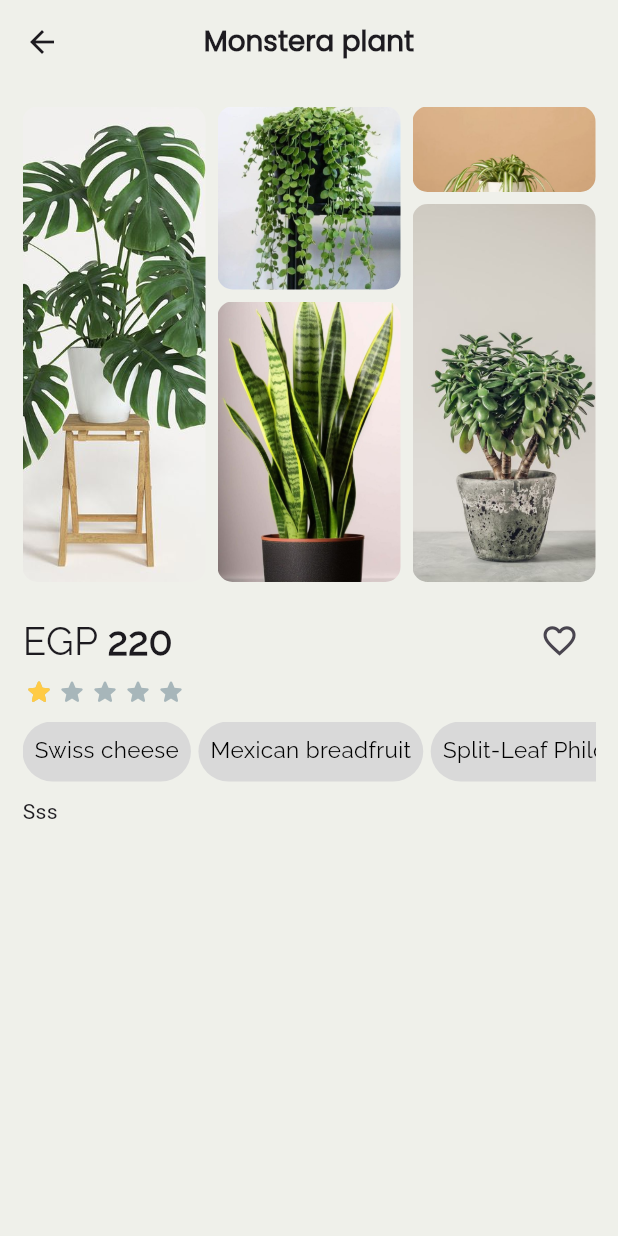
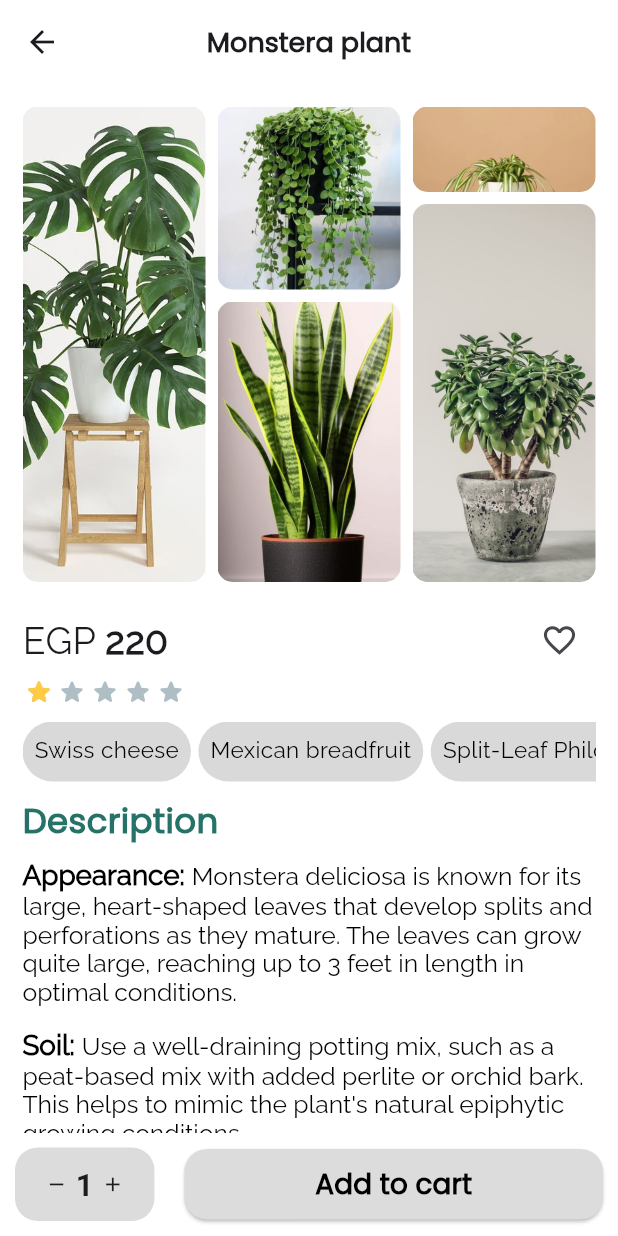
Before and after one commit to MalekYasser26/plant_it, a Flutter app: the DescriptionView screen opened directly, on a phone screen of 412 x 824 dp. Run offline on Flutter 3.47's test engine with Material 3 defaults, Android fonts, the phone set to English and light mode, and no system bars; drawn by our look-alikes of flutter_rating_stars; our stand-ins replace bloc, flutter_bloc, google_fonts; project files that could hold a hidden picture were left out.

Commit message:
other half of description_view done

```diff
--- a/lib/features/description/presentation/views/description_view.dart
+++ b/lib/features/description/presentation/views/description_view.dart
@@ -2,6 +2,7 @@ import 'package:flutter/material.dart';
 import 'package:flutter_rating_stars/flutter_rating_stars.dart';
 import 'package:plant_it/constants/constants.dart';
 import 'package:plant_it/features/description/presentation/views/widgets/category_container.dart';
+import 'package:plant_it/features/description/presentation/views/widgets/description_section.dart';
 import 'package:plant_it/features/description/presentation/views/widgets/plant_images_description.dart';
 
 class DescriptionView extends StatefulWidget {
@@ -14,48 +15,60 @@ class DescriptionView extends StatefulWidget {
 class _DescriptionViewState extends State<DescriptionView> {
   bool isPressed = false;
   double value = 1;
-  List<String> categories =[
+  int quantity = 1;
+  List<String> categories = [
     "Swiss cheese",
     "Mexican breadfruit",
     "Split-Leaf Philodendron",
     "Monstera deliciosa",
   ];
+
   @override
   Widget build(BuildContext context) {
     return SafeArea(
       child: Scaffold(
-        backgroundColor: AppColors.basicallyWhite,
+        backgroundColor: Colors.white,
         appBar: AppBar(
-          backgroundColor: AppColors.basicallyWhite,
-          title: Text(
+          backgroundColor: Colors.white,
+          title: const Text(
             "Monstera plant",
             style: TextStyle(
               fontFamily: "Poppins",
               fontWeight: FontWeight.bold,
-              fontSize: getResponsiveSize(context, fontSize: 18),
+              fontSize: 18,
             ),
           ),
           centerTitle: true,
         ),
-        body: Padding(
+        body: Column(
+          children: [
+            Expanded(
+              child: SingleChildScrollView(
+                physics: const BouncingScrollPhysics(),
                 padding: const EdgeInsets.all(15.0),
                 child: Column(
                   crossAxisAlignment: CrossAxisAlignment.start,
                   children: [
                     const PlantImagesDescriptionWidget(),
-              const SizedBox(height: 15,),
+                    const SizedBox(height: 15),
                     Row(
                       children: [
-                  Text("EGP ", style: TextStyle(
+                        const Text(
+                          "EGP ",
+                          style: TextStyle(
                             fontFamily: "Raleway",
-                    fontSize: getResponsiveSize(context, fontSize: 25),
+                            fontSize: 25,
                             fontWeight: FontWeight.w300,
-                  ),),
-                  Text("220 ", style: TextStyle(
+                          ),
+                        ),
+                        const Text(
+                          "220 ",
+                          style: TextStyle(
                             fontFamily: "Raleway",
-                    fontSize: getResponsiveSize(context, fontSize: 25),
+                            fontSize: 25,
                             fontWeight: FontWeight.bold,
-                  ),),
+                          ),
+                        ),
                         const Spacer(),
                         IconButton(
                           onPressed: () {
@@ -63,16 +76,16 @@ class _DescriptionViewState extends State<DescriptionView> {
                             setState(() {});
                           },
                           icon: isPressed
-                        ? Icon(
+                              ? const Icon(
                                   Icons.favorite,
                                   color: Colors.red,
-                      size: getResponsiveSize(context, fontSize: 25),
+                                  size: 25,
                                 )
-                        : Icon(
+                              : const Icon(
                                   Icons.favorite_border,
-                      size: getResponsiveSize(context, fontSize: 25),
+                                  size: 25,
                                 ),
-                  )
+                        ),
                       ],
                     ),
                     RatingStars(
@@ -89,29 +102,141 @@ class _DescriptionViewState extends State<DescriptionView> {
                       starSpacing: 2,
                       valueLabelVisibility: false,
                       animationDuration: const Duration(milliseconds: 1000),
-                valueLabelPadding:
-                const EdgeInsets.symmetric(vertical: 1, horizontal: 8),
+                      valueLabelPadding: const EdgeInsets.symmetric(
+                          vertical: 1, horizontal: 8),
                       valueLabelMargin: const EdgeInsets.only(right: 8),
                       starOffColor: Colors.blueGrey.withOpacity(0.5),
                       starColor: const Color(0xFFFFCB45),
                       angle: 12,
                     ),
-              const SizedBox(height: 10,),
+                    const SizedBox(
+                      height: 10,
+                    ),
                     SizedBox(
                       height: 40,
                       child: ListView.separated(
                         physics: const BouncingScrollPhysics(),
-                  separatorBuilder: (context, index) => const SizedBox(width: 5,),
+                        separatorBuilder: (context, index) => const SizedBox(
+                          width: 5,
+                        ),
                         scrollDirection: Axis.horizontal,
                         shrinkWrap: true,
-                  itemBuilder: (context, index) =>  CategoryContainer(text: categories[index]),
+                        itemBuilder: (context, index) =>
+                            CategoryContainer(text: categories[index]),
                         itemCount: 4,
                       ),
                     ),
-              const SizedBox(height: 10,),
-              const Text("Sss"),
+                    const SizedBox(
+                      height: 10,
+                    ),
+                    const DescriptionSection(
+                      title: "Description",
+                      subfields: [
+                        {
+                          "header": "Appearance: ",
+                          "description":
+                              "Monstera deliciosa is known for its large, heart-shaped leaves that develop splits and perforations as they mature. The leaves can grow quite large, reaching up to 3 feet in length in optimal conditions."
+                        },
+                        {
+                          "header": "Soil: ",
+                          "description":
+                              "Use a well-draining potting mix, such as a peat-based mix with added perlite or orchid bark. This helps to mimic the plant's natural epiphytic growing conditions."
+                        },
+                        {
+                          "header": "Appearance: ",
+                          "description":
+                              "Monstera deliciosa is known for its large, heart-shaped leaves that develop splits and perforations as they mature. The leaves can grow quite large, reaching up to 3 feet in length in optimal conditions."
+                        },
+                        {
+                          "header": "Growth Habit: ",
+                          "description":
+                              "This plant is a climbing vine in its natural habitat, using aerial roots to anchor itself to trees. Indoors, it typically requires support, such as a moss pole or trellis, to encourage vertical growth."
+                        }
                       ],
                     ),
+                  ],
+                ),
+              ),
+            ),
+            Padding(
+              padding: const EdgeInsets.all(10.0),
+              child: Row(
+                children: [
+                  Container(
+                    padding: const EdgeInsets.symmetric(horizontal: 20, vertical: 10),
+                    decoration: BoxDecoration(
+                      color: const Color(0xFFDCDCDC),
+                      borderRadius: BorderRadius.circular(15),
+                    ),
+                    child: Row(
+                      children: [
+                        InkWell(
+                            child: Icon(Icons.remove,
+                            size: getResponsiveSize(context, fontSize: 15),
+                            ),
+                            onTap: () {
+                              setState(() {
+                                if (quantity > 1) {
+                                  quantity--;
+                                }
+                              });
+                            },
+                        ),
+                        Padding(
+                          padding: EdgeInsets.symmetric(horizontal: 5.0),
+                          child: Text(
+                            quantity.toString(),
+                            style:  TextStyle(
+                              fontSize: getResponsiveSize(context, fontSize: 20),
+                              fontWeight: FontWeight.bold,
+                            ),
+                          ),
+                        ),
+                        InkWell(
+                          child: Icon(Icons.add,
+                            size: getResponsiveSize(context, fontSize: 15),
+                          ),
+                          onTap: () {
+                            setState(() {
+                                quantity++;
+
+                            });
+                          },
+                        ),
+                      ],
+                    ),
+                  ),
+                  const SizedBox(width: 20,),
+                  Flexible(
+                    child: SizedBox(
+                      width: getResponsiveSize(context, fontSize: 350),
+                      child: ElevatedButton(
+                        onPressed: () {
+                          print("add to cart");
+                        },
+                        style: ElevatedButton.styleFrom(
+                          backgroundColor: const Color(0xFFDCDCDC),
+                          shape: RoundedRectangleBorder(
+                            borderRadius: BorderRadius.circular(15),
+                          ),
+                          padding: const EdgeInsets.symmetric(horizontal: 20, vertical: 10),
+                        ),
+                        child:  Text("Add to cart",
+                            style: TextStyle(
+                                fontFamily: "Poppins",
+                                fontSize:  getResponsiveSize(context, fontSize: 18),
+                                color: Colors.black,
+                                fontWeight: FontWeight.bold
+                            )
+                        ),
+                      ),
+                    ),
+
+                  ),
+                ],
+              ),
+            ),
+          ],
         ),
       ),
     );
--- /dev/null
+++ b/lib/features/description/presentation/views/widgets/description_section.dart
@@ -0,0 +1,61 @@
+import 'package:flutter/material.dart';
+import 'package:plant_it/constants/constants.dart';
+
+class DescriptionSection extends StatelessWidget {
+  final String title;
+  final List<Map<String, String>> subfields;
+
+  const DescriptionSection({
+    super.key,
+    required this.title,
+    required this.subfields,
+  });
+
+  @override
+  Widget build(BuildContext context) {
+    return Column(
+      crossAxisAlignment: CrossAxisAlignment.start,
+      children: [
+        Text(
+          title,
+          style:  TextStyle(
+            fontFamily: "Poppins",
+            fontSize: getResponsiveSize(context,fontSize: 22),
+            fontWeight: FontWeight.bold,
+            color: AppColors.darkGreen,
+          ),
+        ),
+        const SizedBox(height: 10),
+        ...List.generate(subfields.length, (index) {
+          return Padding(
+            padding: const EdgeInsets.only(bottom: 15.0),
+            child: RichText(
+              text: TextSpan(
+                children: [
+                  TextSpan(
+                    text: subfields[index]['header'] ?? '',
+                    style:  TextStyle(
+                      fontFamily: "Raleway",
+                      fontSize: getResponsiveSize(context, fontSize: 18),
+                      fontWeight: FontWeight.bold,
+                      color: Colors.black,
+                    ),
+                  ),
+                  TextSpan(
+                    text: subfields[index]['description'] ?? '',
+                    style:  TextStyle(
+                      fontFamily: "Raleway",
+                      fontSize: getResponsiveSize(context, fontSize: 16),
+                      fontWeight: FontWeight.normal,
+                      color: Colors.black,
+                    ),
+                  ),
+                ],
+              ),
+            ),
+          );
+        }),
+      ],
+    );
+  }
+}
--- a/lib/features/description/presentation/views/widgets/plant_images_description.dart
+++ b/lib/features/description/presentation/views/widgets/plant_images_description.dart
@@ -6,8 +6,7 @@ class PlantImagesDescriptionWidget extends StatelessWidget {
 
   @override
   Widget build(BuildContext context) {
-    return  Flexible(
-      child: StaggeredGrid.count(
+    return StaggeredGrid.count(
       crossAxisCount: 6,
       mainAxisSpacing: 8,
       crossAxisSpacing: 8,
@@ -38,7 +37,6 @@ class PlantImagesDescriptionWidget extends StatelessWidget {
           child: _buildImage("assets/images/plant5.png"),
         ),
       ],
-      ),
     ) ;
 
   }
```
Lines whose indentation alone changed are shown as unchanged.
